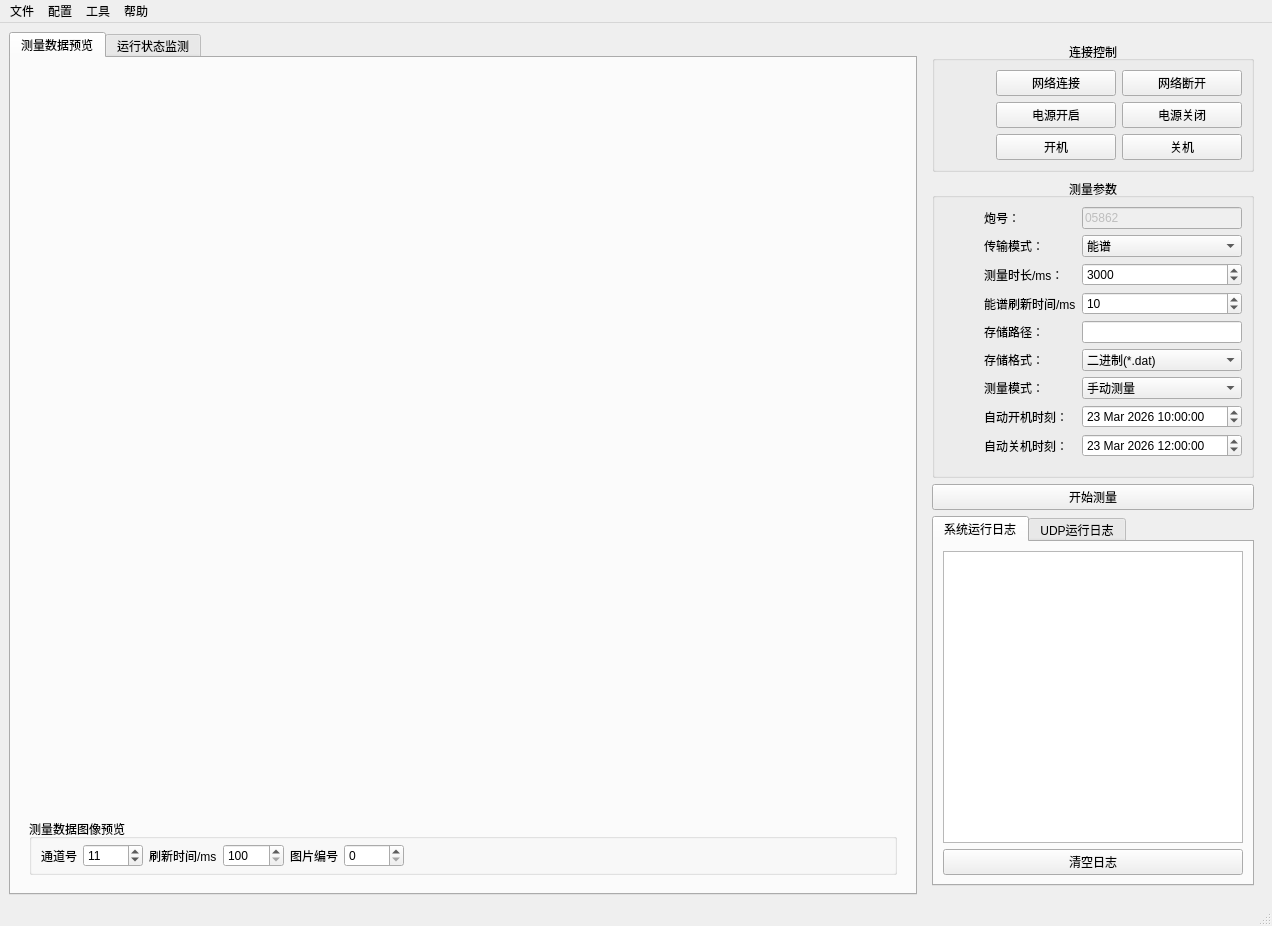
The window that mainwindow.ui (MrXiaomao/HardXrayCamera) describes before a commit, drawn with Qt 5.
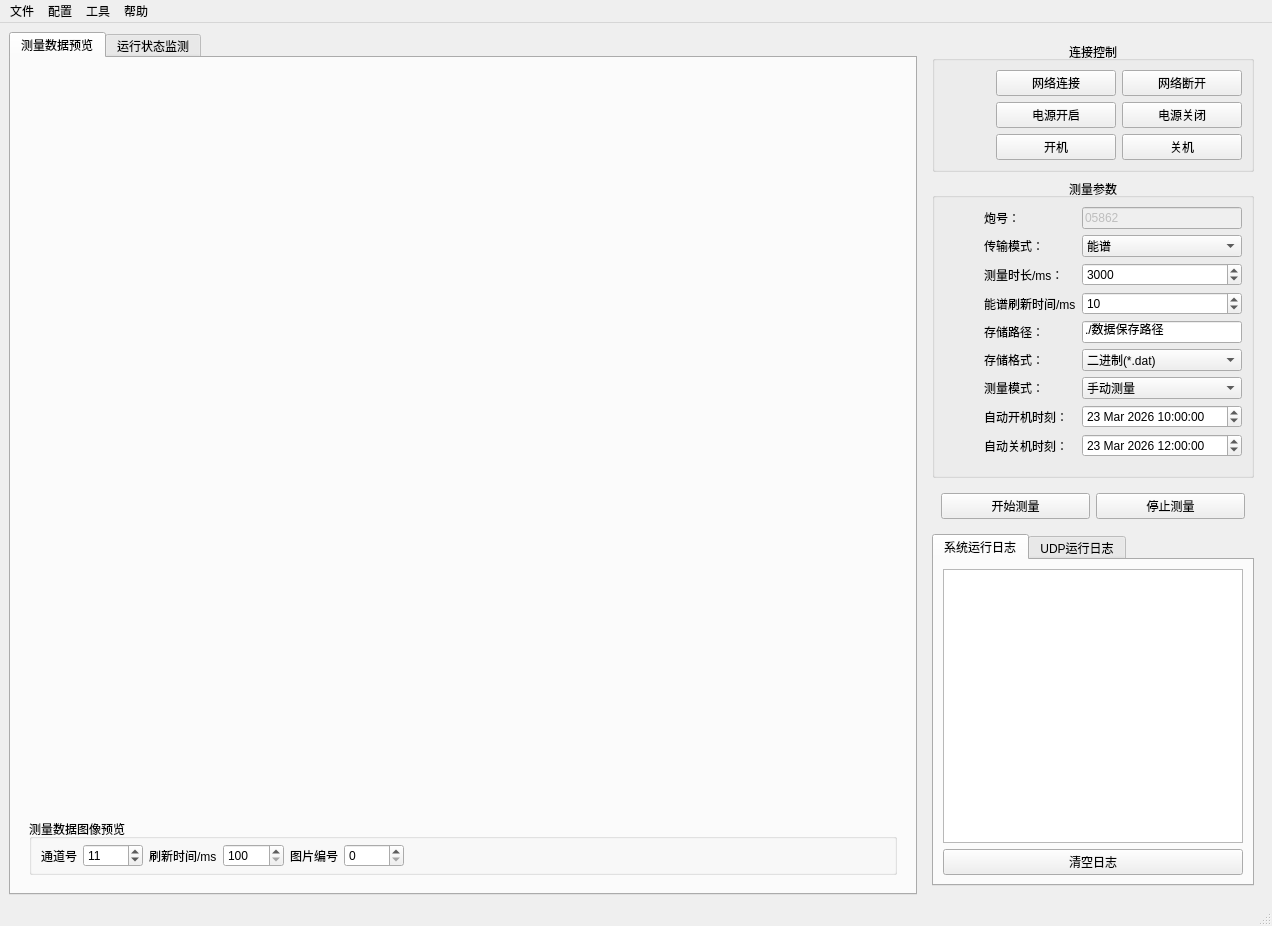
The same window after the commit. Custom widgets are drawn as their Qt base class.

Commit message: 临时解决程序基本功能问题（模拟温度、电压、电流） 调整网络数据解析逻辑在子线程运行，屏蔽部分日志，让程序运行起来不再卡顿。

```diff
--- a/mainwindow.ui
+++ b/mainwindow.ui
@@ -647,6 +647,9 @@
                 <height>0</height>
                </size>
               </property>
+              <property name="text">
+               <string>./数据保存路径</string>
+              </property>
              </widget>
             </item>
             <item row="5" column="0">
@@ -862,6 +865,9 @@
         </widget>
        </item>
        <item>
+        <widget class="QWidget" name="widget_3" native="true">
+         <layout class="QHBoxLayout" name="horizontalLayout_7">
+          <item>
         <widget class="QPushButton" name="btn_startMeasure">
          <property name="text">
           <string>开始测量</string>
@@ -869,6 +875,16 @@
         </widget>
        </item>
        <item>
+           <widget class="QPushButton" name="btn_stopMeasure">
+            <property name="text">
+             <string>停止测量</string>
+            </property>
+           </widget>
+          </item>
+         </layout>
+        </widget>
+       </item>
+       <item>
         <widget class="QTabWidget" name="tabWidget">
          <property name="currentIndex">
           <number>0</number>
```
Left out of the diff: 12 changed lines with no effect on the pictures. Lines whose indentation alone changed are shown as unchanged. The commit also changes 8 other files.
